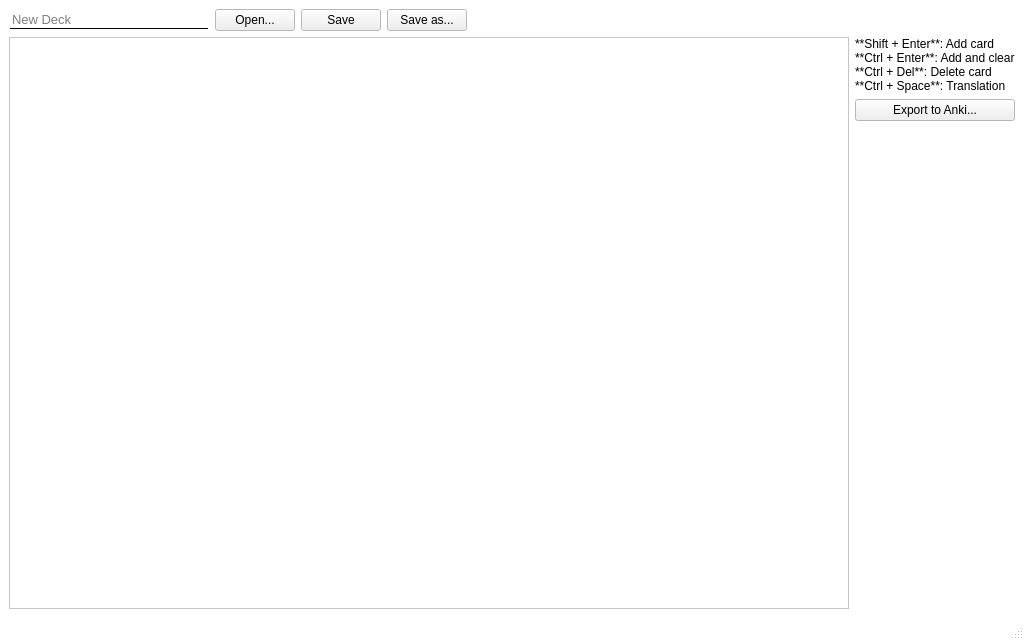
First picture: the form in ui/main_window.ui, repository KrusnikViers/Lexicanum, before the edit.
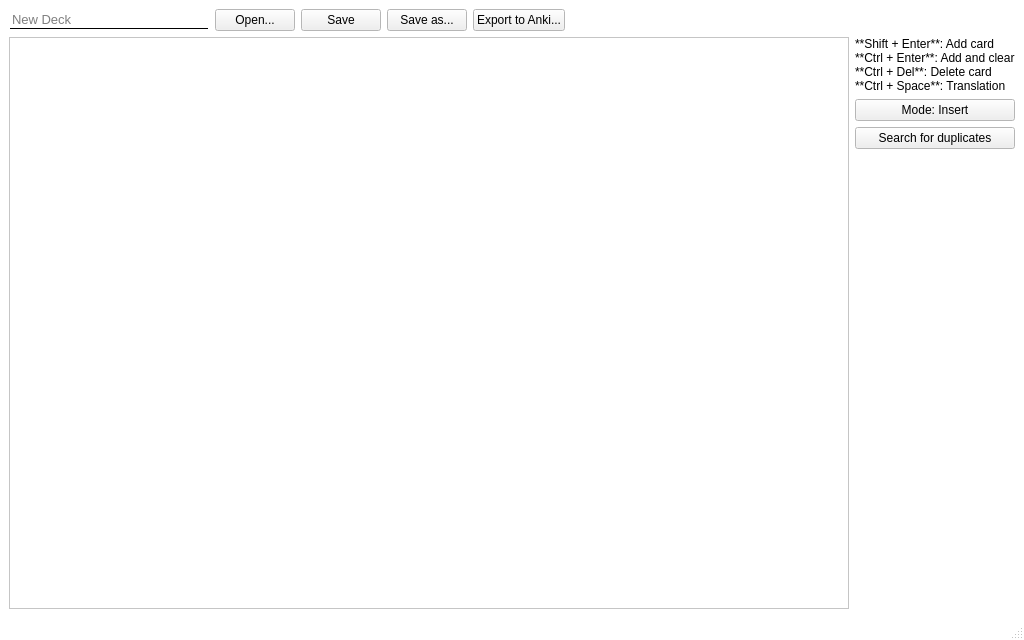
Second picture: the form after the edit.

Patch:
```diff
--- a/ui/main_window.ui
+++ b/ui/main_window.ui
@@ -137,6 +137,13 @@
         </property>
        </widget>
       </item>
+      <item>
+       <widget class="QPushButton" name="deck_export_anki">
+        <property name="text">
+         <string>Export to Anki...</string>
+        </property>
+       </widget>
+      </item>
       <item>
        <spacer name="_spacer">
         <property name="orientation">
@@ -171,9 +178,16 @@
        </widget>
       </item>
       <item>
-       <widget class="QPushButton" name="deck_export_anki">
+       <widget class="QPushButton" name="mode_toggle">
         <property name="text">
-         <string>Export to Anki...</string>
+         <string>Mode: Insert</string>
+        </property>
+       </widget>
+      </item>
+      <item>
+       <widget class="QPushButton" name="mode_search_duplicates">
+        <property name="text">
+         <string>Search for duplicates</string>
         </property>
        </widget>
       </item>
```
